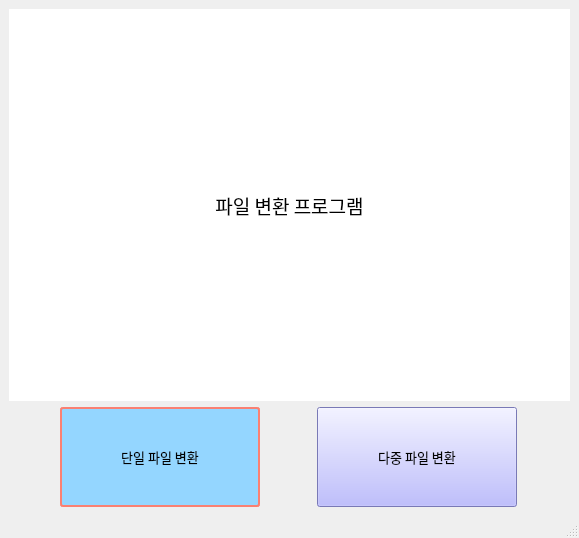
Above: main.ui from BaJo-Team/GUI before the change. Below: the same form after it.
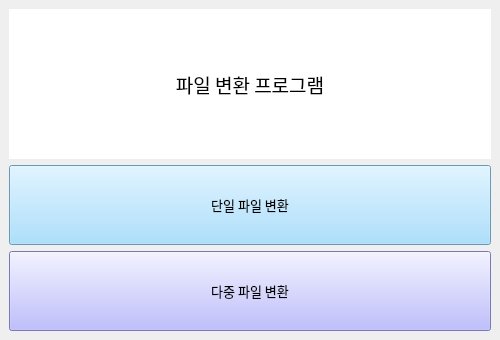
That is the form after the change.

```diff
--- a/main.ui
+++ b/main.ui
@@ -6,18 +6,28 @@
    <rect>
     <x>0</x>
     <y>0</y>
-    <width>579</width>
-    <height>538</height>
+    <width>500</width>
+    <height>340</height>
    </rect>
   </property>
+  <property name="minimumSize">
+   <size>
+    <width>500</width>
+    <height>340</height>
+   </size>
+  </property>
+  <property name="maximumSize">
+   <size>
+    <width>500</width>
+    <height>340</height>
+   </size>
+  </property>
   <property name="windowTitle">
    <string>MainWindow</string>
   </property>
   <widget class="QWidget" name="centralwidget">
-   <layout class="QVBoxLayout" name="verticalLayout_2">
-    <item>
-     <layout class="QVBoxLayout" name="verticalLayout">
-      <item>
+   <layout class="QGridLayout" name="gridLayout">
+    <item row="0" column="0">
        <widget class="QLabel" name="Main_Title">
         <property name="font">
          <font>
@@ -44,23 +54,18 @@
         </property>
        </widget>
       </item>
-      <item>
-       <layout class="QHBoxLayout" name="check_btn">
-        <property name="spacing">
-         <number>6</number>
-        </property>
-        <item>
+    <item row="2" column="0">
          <widget class="QPushButton" name="single_File">
           <property name="minimumSize">
            <size>
-            <width>200</width>
-            <height>100</height>
+        <width>400</width>
+        <height>80</height>
            </size>
           </property>
           <property name="maximumSize">
            <size>
-            <width>200</width>
-            <height>100</height>
+        <width>16777215</width>
+        <height>16777215</height>
            </size>
           </property>
           <property name="font">
@@ -69,32 +74,32 @@
             <pointsize>10</pointsize>
             <weight>50</weight>
             <bold>false</bold>
+        <underline>false</underline>
+        <strikeout>false</strikeout>
            </font>
           </property>
           <property name="styleSheet">
-           <string notr="true">border-style: solid;
-border-width: 2px;
-border-color: #FA8072;
+       <string notr="true">border-color: #FA8072;
 background-color: rgb(148, 214, 255);
-border-radius: 3px</string>
+</string>
           </property>
           <property name="text">
            <string>단일 파일 변환</string>
           </property>
          </widget>
         </item>
-        <item>
+    <item row="3" column="0">
          <widget class="QPushButton" name="multi_File">
           <property name="minimumSize">
            <size>
-            <width>200</width>
-            <height>100</height>
+        <width>400</width>
+        <height>80</height>
            </size>
           </property>
           <property name="maximumSize">
            <size>
-            <width>200</width>
-            <height>100</height>
+        <width>16777215</width>
+        <height>16777215</height>
            </size>
           </property>
           <property name="font">
@@ -118,22 +123,7 @@
          </widget>
         </item>
        </layout>
-      </item>
-     </layout>
-    </item>
-   </layout>
   </widget>
-  <widget class="QMenuBar" name="menubar">
-   <property name="geometry">
-    <rect>
-     <x>0</x>
-     <y>0</y>
-     <width>579</width>
-     <height>26</height>
-    </rect>
-   </property>
-  </widget>
-  <widget class="QStatusBar" name="statusbar"/>
  </widget>
  <resources/>
  <connections/>
```
Lines whose indentation alone changed are shown as unchanged.
